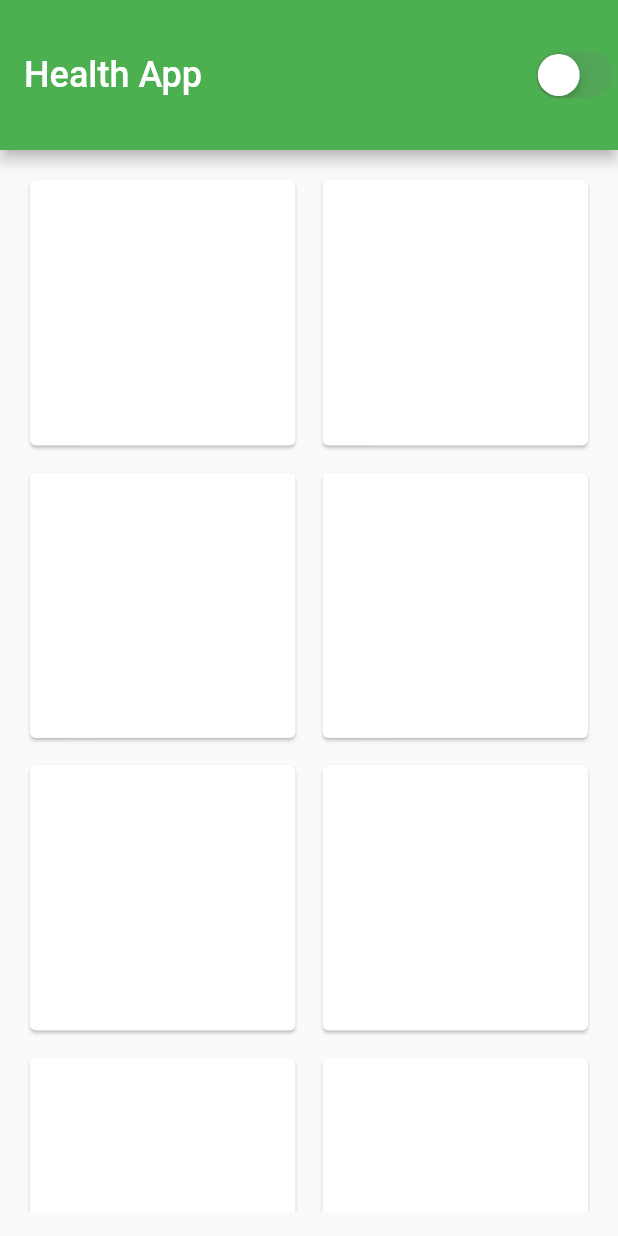
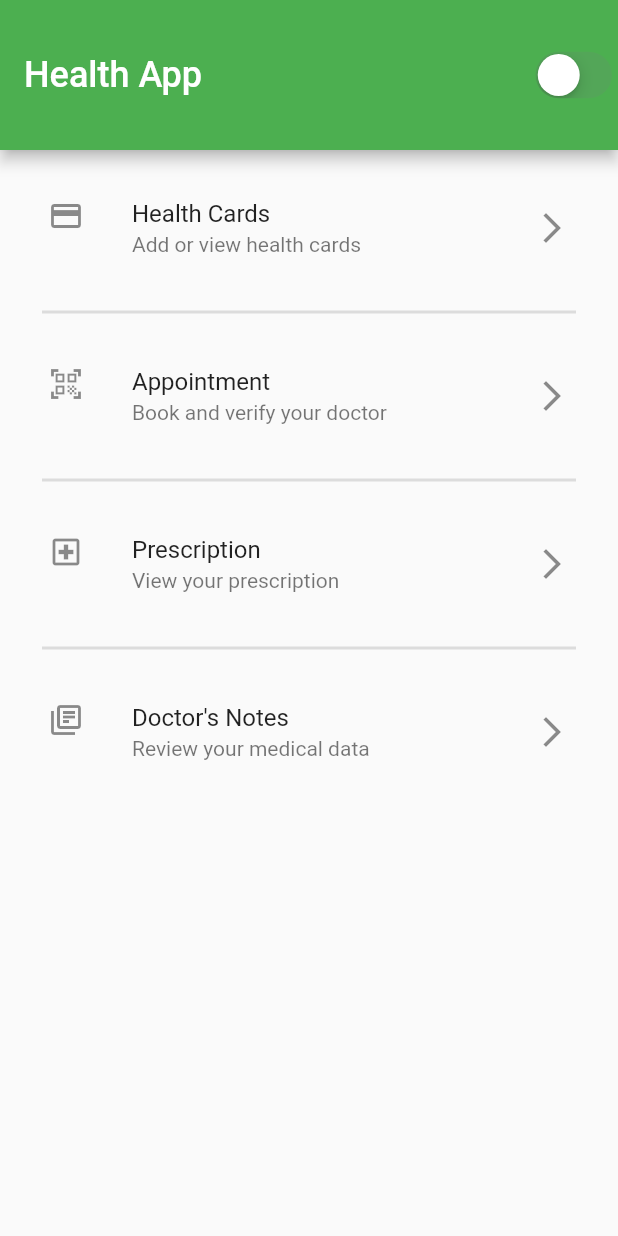
Before and after one commit to Az-21/universal-health-card, a Flutter app: the screen it shows after launch, on a phone screen of 412 x 824 dp. Run offline on Flutter 3.47's test engine with Material 2 defaults, Android fonts, the phone set to English and light mode, and no system bars; our stand-ins replace get, get_storage; missing offline and left inert: awesome_card.

Commit message:
💳implemented health cards

```diff
--- a/lib/main.dart
+++ b/lib/main.dart
@@ -51,6 +51,7 @@ class DarkModeHome extends StatefulWidget {
 
 class _DarkModeHomeState extends State<DarkModeHome> {
   bool value = ThemeServie().isSavedDarkMode();
+
   @override
   Widget build(BuildContext context) {
     return Scaffold(
@@ -76,9 +77,9 @@ class _DarkModeHomeState extends State<DarkModeHome> {
       ),
 
       // ━━━━━━━━━━━━━━━━━━━━━━━━━━━━━━━━━━━━━━━━
-      //  * Homepage // Imported: ./src/dashboard
+      //  * Homepage
       // ━━━━━━━━━━━━━━━━━━━━━━━━━━━━━━━━━━━━━━━━
-      body: Dashboard(),
+      body: Dashboard(), // Imported: ./src/dashboard
     );
   }
 }
--- a/lib/src/dashboard.dart
+++ b/lib/src/dashboard.dart
@@ -1,4 +1,13 @@
+// ━━━━━━━━━━━━━━━━━━━━━━━━━━━━━━━━━━━━━━━━
+//  * Imports
+// ━━━━━━━━━━━━━━━━━━━━━━━━━━━━━━━━━━━━━━━━
 import 'package:flutter/material.dart';
+
+// Pub Dev Imports
+import 'package:get/get.dart';
+
+// Flutter Components Imports
+import './health_cards.dart';
 
 // ━━━━━━━━━━━━━━━━━━━━━━━━━━━━━━━━━━━━━━━━
 //  * Statess dashboard
@@ -9,22 +18,73 @@ class Dashboard extends StatelessWidget {
   @override
   Widget build(BuildContext context) {
     return (Padding(
-        padding: EdgeInsets.all(16),
-        child: GridView.count(
-          mainAxisSpacing: 10,
-          crossAxisSpacing: 10,
-          crossAxisCount: 2,
-          children: <Widget>[
-            // FIXME: Create card builder
-            Card(),
-            Card(),
-            Card(),
-            Card(),
-            Card(),
-            Card(),
-            Card(),
-            Card(),
-          ],
-        )));
+      padding: EdgeInsets.all(16),
+      child: _buildListView(),
+    ));
+  }
+
+  ListView _buildListView() {
+    // ━━━━━━━━━━━━━━━━━━━━━━━━━━━━━━━━━━━━━━━━
+    //  * ListTile Data
+    // ━━━━━━━━━━━━━━━━━━━━━━━━━━━━━━━━━━━━━━━━
+    List<String> titles = [
+      'Health Cards',
+      'Appointment',
+      'Prescription',
+      'Doctor\'s Notes',
+    ];
+    List<String> subtitles = [
+      'Add or view health cards',
+      'Book and verify your doctor',
+      'View your prescription',
+      'Review your medical data',
+    ];
+    List<IconData> leadingIcons = [
+      Icons.credit_card,
+      Icons.qr_code_scanner_sharp,
+      Icons.local_hospital_outlined,
+      Icons.library_books_outlined,
+    ];
+
+    // ━━━━━━━━━━━━━━━━━━━━━━━━━━━━━━━━━━━━━━━━
+    //  * Listview generator + divider (.separated)
+    // ━━━━━━━━━━━━━━━━━━━━━━━━━━━━━━━━━━━━━━━━
+    return ListView.separated(
+      itemCount: titles.length,
+      itemBuilder: (_, index) {
+        return ListTile(
+          title: Text('${titles[index]}'),
+          leading: Icon(leadingIcons[index]),
+          subtitle: Text('${subtitles[index]}'),
+          trailing: Icon(Icons.arrow_forward_ios_sharp),
+          onTap: () {
+            switch (index) {
+              case 0:
+                Get.to(() => HealthCardPage()); // Imported ./health_cards.dart
+                break;
+              case 1:
+                //Get.to(() => __Module());
+                break;
+              case 2:
+                //Get.to(() => __Module());
+                break;
+              case 3:
+                //Get.to(() => __Module());
+                break;
+              default:
+                print('Error in routing. Uncaught index.');
+            }
+          },
+        );
+      },
+      separatorBuilder: (context, index) {
+        return Divider(
+          thickness: 2,
+          height: 40,
+          indent: 12,
+          endIndent: 12,
+        );
+      },
+    );
   }
 }
--- a/pubspec.yaml
+++ b/pubspec.yaml
@@ -3,7 +3,7 @@ description: A new Flutter project.
 
 # The following line prevents the package from being accidentally published to
 # pub.dev using `pub publish`. This is preferred for private packages.
-publish_to: 'none' # Remove this line if you wish to publish to pub.dev
+publish_to: "none" # Remove this line if you wish to publish to pub.dev
 
 # The following defines the version and build number for your application.
 # A version number is three numbers separated by dots, like 1.2.43
@@ -24,12 +24,12 @@ dependencies:
   flutter:
     sdk: flutter
 
-
   # The following adds the Cupertino Icons font to your application.
   # Use with the CupertinoIcons class for iOS style icons.
   cupertino_icons: ^1.0.2
   get: ^4.1.1
   get_storage: ^2.0.1
+  awesome_card: ^1.1.5
 
 dev_dependencies:
   flutter_test:
@@ -40,7 +40,6 @@ dev_dependencies:
 
 # The following section is specific to Flutter.
 flutter:
-
   # The following line ensures that the Material Icons font is
   # included with your application, so that you can use the icons in
   # the material Icons class.
```
Also changed, not shown: lib/src/health_cards.dart (added, +119 -0 lines), pubspec.lock, 1 other file.
